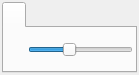
The window that ui/scenes_view_preferences_widget.ui (zkovari/plotlyst) describes before a commit, drawn with Qt 5.
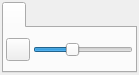
The same window after the commit.

```diff
--- a/ui/scenes_view_preferences_widget.ui
+++ b/ui/scenes_view_preferences_widget.ui
@@ -56,9 +56,6 @@
        </property>
        <item>
         <widget class="QToolButton" name="btnCardsWidth">
-         <property name="styleSheet">
-          <string notr="true">border: 0px;</string>
-         </property>
          <property name="text">
           <string/>
          </property>
```
Left out of the diff: 3 changed lines with no effect on the pictures.
